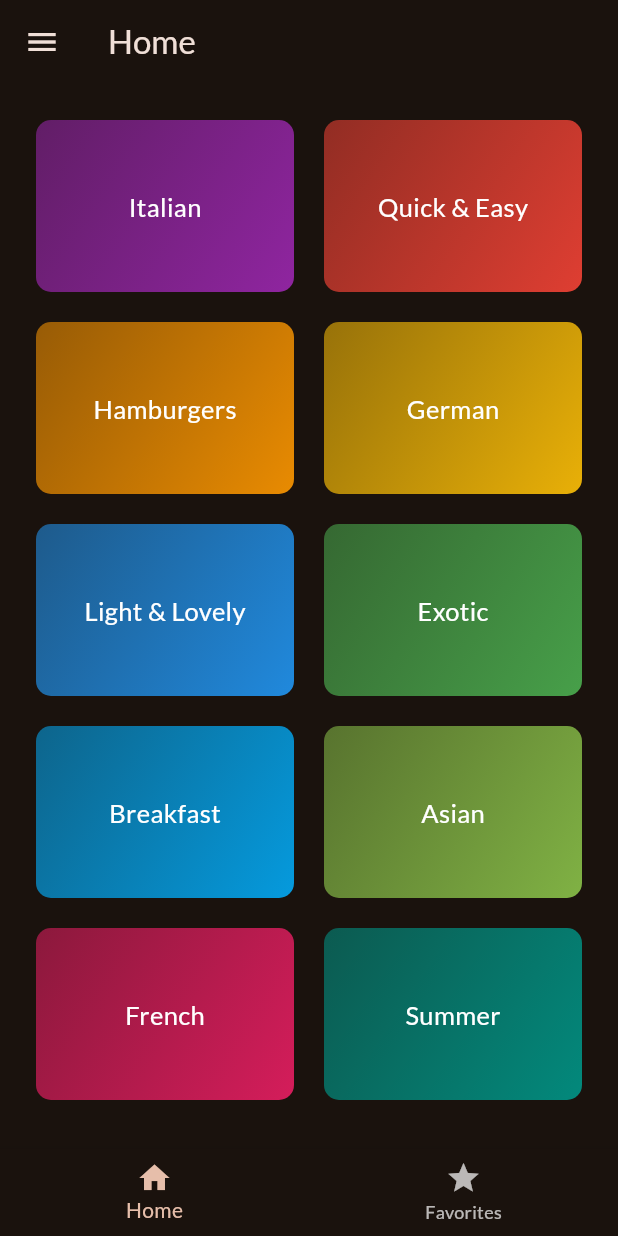
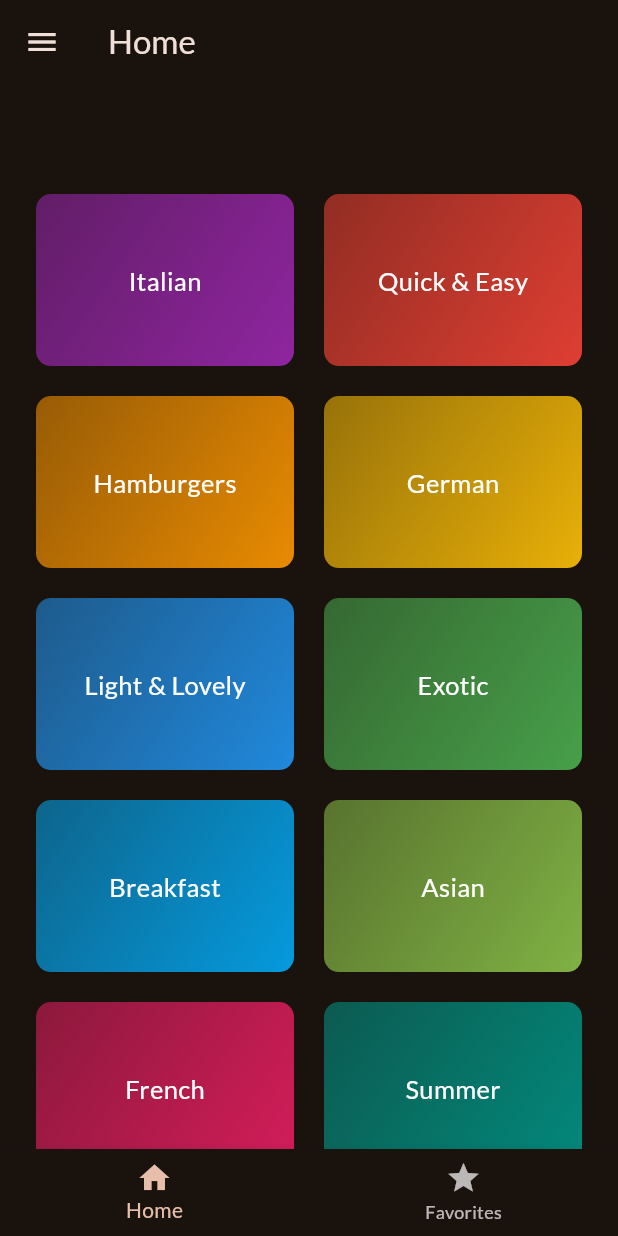
Before and after one commit to 3SyedShayan/Meals, a Flutter app: the first screen one second after launch, on a phone screen of 412 x 824 dp. Run offline on Flutter 3.47's test engine with Material 3 defaults, Android fonts, the phone set to English and light mode, and no system bars; our stand-ins replace flutter_riverpod, google_fonts, riverpod, transparent_image.

Commit message:
Optimizing Home Animation

```diff
--- a/lib/screens/home.dart
+++ b/lib/screens/home.dart
@@ -21,7 +21,7 @@ class _HomeState extends State<Home> with SingleTickerProviderStateMixin {
     super.initState();
     _animationController = AnimationController(
         vsync: this,
-        duration: Duration(milliseconds: 400),
+        duration: Duration(milliseconds: 1200),
         lowerBound: 0,
         upperBound: 1);
     _animationController.forward();
@@ -35,7 +35,11 @@ class _HomeState extends State<Home> with SingleTickerProviderStateMixin {
 
   void onSelectCategory(BuildContext context, Category category) {
     final filteredMeals = widget.availableMeals
-        .where((meal) => meal.categories.contains(category.id))
+        .where(
+          (meal) => meal.categories.contains(
+            category.id,
+          ),
+        )
         .toList();
     Navigator.push(
       context,
@@ -70,9 +74,17 @@ class _HomeState extends State<Home> with SingleTickerProviderStateMixin {
             )
         ],
       ),
-      builder: (context, child) => Padding(
-        padding: EdgeInsets.only(top: 100 - _animationController.value * 100),
+      builder: (context, child) => SlideTransition(
         child: child,
+        position: Tween(
+          begin: Offset(0, 0.3),
+          end: Offset(0, 0.0),
+        ).animate(
+          CurvedAnimation(
+            parent: _animationController,
+            curve: Curves.easeInOut,
+          ),
+        ),
       ),
     );
   }
```
